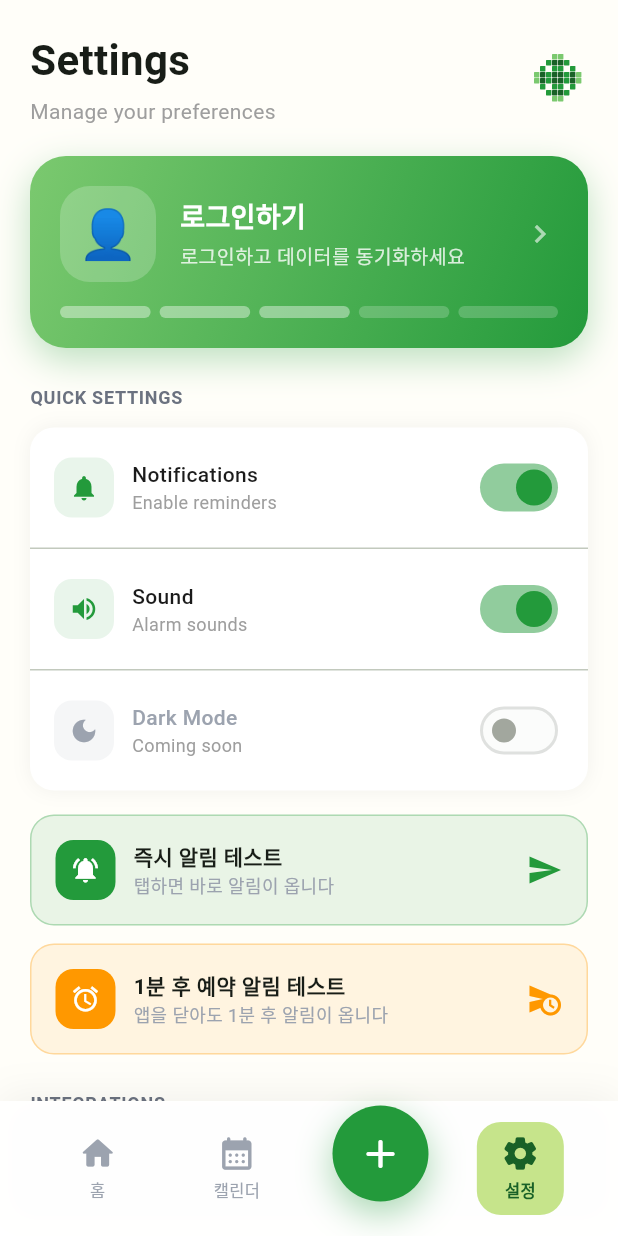
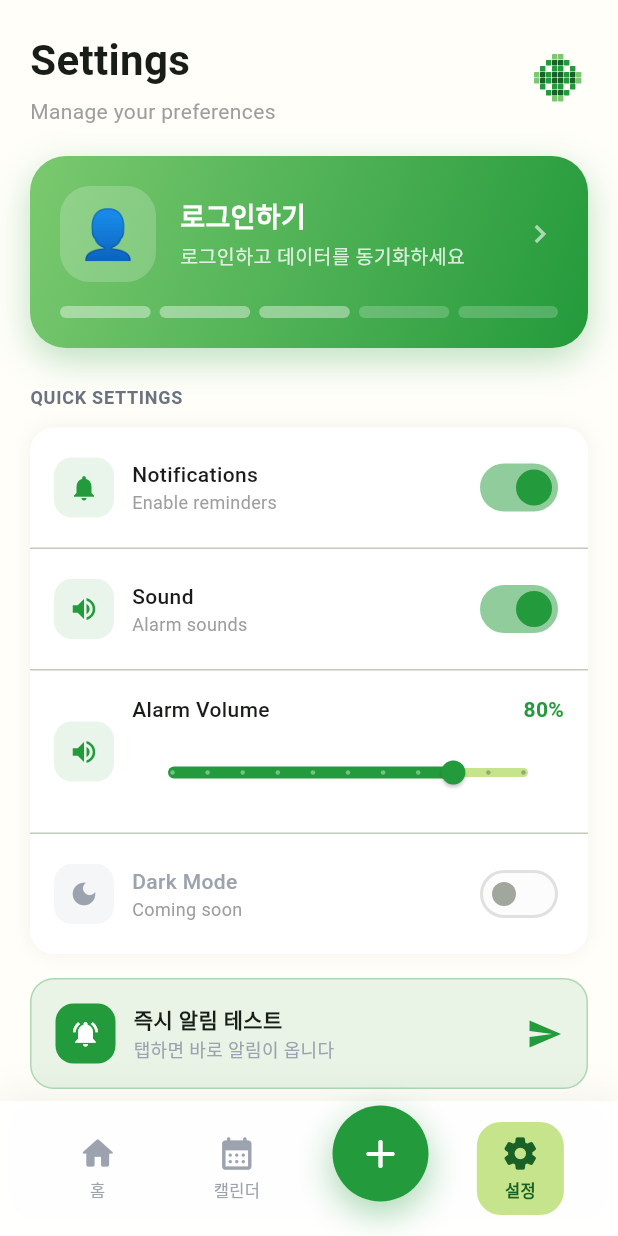
Before and after one commit to KOO-YS/commitime, a Flutter app: the screen it shows after launch, item 4 of the bottom bar chosen, on a phone screen of 412 x 824 dp. Run offline on Flutter 3.47's test engine with Material 3 defaults, Android fonts, the phone set to English and light mode, and no system bars; our stand-ins replace flutter_local_notifications, shared_preferences, sqflite, timezone; missing offline and left inert: alarm; accounts and stored records are empty; statements that could not run were skipped.

Commit message:
[feat] 알람 형식 변경 -> 풀스크린 알람

```diff
--- a/lib/main.dart
+++ b/lib/main.dart
@@ -1,10 +1,13 @@
 import 'package:flutter/material.dart';
 import 'package:provider/provider.dart';
+import 'package:alarm/alarm.dart';
 import 'providers/goal_provider.dart';
+import 'models/goal.dart';
 import 'services/local_storage_service.dart';
 import 'services/notification_service.dart';
 import 'screens/splash_screen.dart';
 import 'screens/main_screen.dart';
+import 'screens/alarm_screen.dart';
 import 'utils/constants.dart';
 
 void main() async {
@@ -15,6 +18,7 @@ void main() async {
   final notificationService = NotificationService();
 
   await notificationService.initialize();
+  await Alarm.init();
 
   runApp(
     MultiProvider(
@@ -26,17 +30,72 @@ void main() async {
           ),
         ),
       ],
-      child: const CommitimeApp(),
+      child: CommitimeApp(storageService: storageService),
     ),
   );
 }
 
-class CommitimeApp extends StatelessWidget {
-  const CommitimeApp({super.key});
+class CommitimeApp extends StatefulWidget {
+  final LocalStorageService storageService;
+
+  const CommitimeApp({
+    super.key,
+    required this.storageService,
+  });
+
+  @override
+  State<CommitimeApp> createState() => _CommitimeAppState();
+}
+
+class _CommitimeAppState extends State<CommitimeApp> {
+  final GlobalKey<NavigatorState> _navigatorKey = GlobalKey<NavigatorState>();
+
+  @override
+  void initState() {
+    super.initState();
+    _setupAlarmListener();
+  }
+
+  void _setupAlarmListener() {
+    // 알람이 울릴 때 풀스크린 화면으로 이동
+    Alarm.ringing.listen((alarmSet) {
+      final alarms = alarmSet.alarms;
+      if (alarms.isNotEmpty) {
+        _showAlarmScreen(alarms.first);
+      }
+    });
+  }
+
+  Future<void> _showAlarmScreen(AlarmSettings alarmSettings) async {
+    // 알람 ID로 목표 찾기
+    final goals = await widget.storageService.getGoals();
+    Goal? matchedGoal;
+
+    for (final goal in goals) {
+      for (int day = 1; day <= 7; day++) {
+        final expectedId = (goal.id.hashCode.abs() % 100000) * 10 + day;
+        if (expectedId == alarmSettings.id) {
+          matchedGoal = goal;
+          break;
+        }
+      }
+      if (matchedGoal != null) break;
+    }
+
+    _navigatorKey.currentState?.push(
+      MaterialPageRoute(
+        builder: (context) => AlarmScreen(
+          alarmSettings: alarmSettings,
+          goal: matchedGoal,
+        ),
+      ),
+    );
+  }
 
   @override
   Widget build(BuildContext context) {
     return MaterialApp(
+      navigatorKey: _navigatorKey,
       title: 'Commitime',
       debugShowCheckedModeBanner: false,
       theme: AppTheme.lightTheme,
--- a/lib/screens/home_screen.dart
+++ b/lib/screens/home_screen.dart
@@ -79,13 +79,13 @@ class _HomeScreenState extends State<HomeScreen> {
                       child: Row(
                         mainAxisAlignment: MainAxisAlignment.spaceBetween,
                         children: [
-                          Text(
+                          const Text(
                             "TODAY'S TASKS",
                             style: AppTextStyles.label,
                           ),
                           Text(
                             '${goalProvider.completedCount}/${goalProvider.totalCount} 완료',
-                            style: TextStyle(
+                            style: const TextStyle(
                               fontSize: 12,
                               color: AppColors.primary,
                               fontWeight: FontWeight.w600,
--- a/lib/screens/settings_screen.dart
+++ b/lib/screens/settings_screen.dart
@@ -1,6 +1,7 @@
 import 'package:flutter/material.dart';
 import '../widgets/clover_logo.dart';
 import '../services/notification_service.dart';
+import '../services/settings_service.dart';
 import '../utils/constants.dart';
 
 /// 설정 화면
@@ -14,8 +15,25 @@ class SettingsScreen extends StatefulWidget {
 class _SettingsScreenState extends State<SettingsScreen> {
   bool _notificationsEnabled = true;
   bool _soundEnabled = true;
+  double _alarmVolume = 0.8;
   bool _isLoggedIn = false;
   String? _githubUsername;
+  SettingsService? _settingsService;
+
+  @override
+  void initState() {
+    super.initState();
+    _loadSettings();
+  }
+
+  Future<void> _loadSettings() async {
+    _settingsService = await SettingsService.getInstance();
+    setState(() {
+      _notificationsEnabled = _settingsService!.notificationsEnabled;
+      _soundEnabled = _settingsService!.soundEnabled;
+      _alarmVolume = _settingsService!.alarmVolume;
+    });
+  }
 
   @override
   Widget build(BuildContext context) {
@@ -167,7 +185,7 @@ class _SettingsScreenState extends State<SettingsScreen> {
     return Column(
       crossAxisAlignment: CrossAxisAlignment.start,
       children: [
-        Text('QUICK SETTINGS', style: AppTextStyles.label),
+        const Text('QUICK SETTINGS', style: AppTextStyles.label),
         const SizedBox(height: 12),
         Container(
           decoration: BoxDecoration(
@@ -208,8 +226,15 @@ class _SettingsScreenState extends State<SettingsScreen> {
                 title: 'Sound',
                 subtitle: 'Alarm sounds',
                 value: _soundEnabled,
-                onChanged: (value) => setState(() => _soundEnabled = value),
+                onChanged: (value) async {
+                  setState(() => _soundEnabled = value);
+                  await _settingsService?.setSoundEnabled(value);
+                },
               ),
+              if (_soundEnabled) ...[
+                const Divider(height: 1),
+                _buildVolumeSlider(),
+              ],
               const Divider(height: 1),
               _buildSettingToggle(
                 icon: Icons.dark_mode,
@@ -351,6 +376,83 @@ class _SettingsScreenState extends State<SettingsScreen> {
     }
   }
 
+  Widget _buildVolumeSlider() {
+    return Padding(
+      padding: const EdgeInsets.all(16),
+      child: Row(
+        children: [
+          Container(
+            width: 40,
+            height: 40,
+            decoration: BoxDecoration(
+              color: AppColors.primary.withOpacity(0.1),
+              borderRadius: BorderRadius.circular(12),
+            ),
+            child: Icon(
+              _alarmVolume == 0
+                  ? Icons.volume_off
+                  : _alarmVolume < 0.5
+                      ? Icons.volume_down
+                      : Icons.volume_up,
+              color: AppColors.primary,
+              size: 20,
+            ),
+          ),
+          const SizedBox(width: 12),
+          Expanded(
+            child: Column(
+              crossAxisAlignment: CrossAxisAlignment.start,
+              children: [
+                Row(
+                  mainAxisAlignment: MainAxisAlignment.spaceBetween,
+                  children: [
+                    const Text(
+                      'Alarm Volume',
+                      style: TextStyle(fontWeight: FontWeight.w500),
+                    ),
+                    Text(
+                      '${(_alarmVolume * 100).toInt()}%',
+                      style: TextStyle(
+                        fontSize: 14,
+                        fontWeight: FontWeight.w600,
+                        color: AppColors.primary,
+                      ),
+                    ),
+                  ],
+                ),
+                const SizedBox(height: 8),
+                SliderTheme(
+                  data: SliderTheme.of(context).copyWith(
+                    activeTrackColor: AppColors.primary,
+                    inactiveTrackColor: AppColors.level1,
+                    thumbColor: AppColors.primary,
+                    overlayColor: AppColors.primary.withOpacity(0.2),
+                    trackHeight: 6,
+                    thumbShape: const RoundSliderThumbShape(
+                      enabledThumbRadius: 8,
+                    ),
+                  ),
+                  child: Slider(
+                    value: _alarmVolume,
+                    min: 0.0,
+                    max: 1.0,
+                    divisions: 10,
+                    onChanged: (value) {
+                      setState(() => _alarmVolume = value);
+                    },
+                    onChangeEnd: (value) async {
+                      await _settingsService?.setAlarmVolume(value);
+                    },
+                  ),
+                ),
+              ],
+            ),
+          ),
+        ],
+      ),
+    );
+  }
+
   Widget _buildSettingToggle({
     required IconData icon,
     required Color iconColor,
@@ -398,7 +500,7 @@ class _SettingsScreenState extends State<SettingsScreen> {
           Switch(
             value: value,
             onChanged: disabled ? null : onChanged,
-            activeColor: AppColors.primary,
+            activeThumbColor: AppColors.primary,
           ),
         ],
       ),
@@ -409,7 +511,7 @@ class _SettingsScreenState extends State<SettingsScreen> {
     return Column(
       crossAxisAlignment: CrossAxisAlignment.start,
       children: [
-        Text('INTEGRATIONS', style: AppTextStyles.label),
+        const Text('INTEGRATIONS', style: AppTextStyles.label),
         const SizedBox(height: 12),
         _buildIntegrationItem(
           icon: Icons.code,
@@ -511,7 +613,7 @@ class _SettingsScreenState extends State<SettingsScreen> {
     return Column(
       crossAxisAlignment: CrossAxisAlignment.start,
       children: [
-        Text('OTHER', style: AppTextStyles.label),
+        const Text('OTHER', style: AppTextStyles.label),
         const SizedBox(height: 12),
         Container(
           decoration: BoxDecoration(
--- /dev/null
+++ b/lib/services/settings_service.dart
@@ -0,0 +1,43 @@
+import 'package:shared_preferences/shared_preferences.dart';
+
+/// 앱 설정 저장 서비스
+class SettingsService {
+  static const String _keyAlarmVolume = 'alarm_volume';
+  static const String _keyNotificationsEnabled = 'notifications_enabled';
+  static const String _keySoundEnabled = 'sound_enabled';
+
+  static SettingsService? _instance;
+  static SharedPreferences? _prefs;
+
+  SettingsService._();
+
+  static Future<SettingsService> getInstance() async {
+    if (_instance == null) {
+      _instance = SettingsService._();
+      _prefs = await SharedPreferences.getInstance();
+    }
+    return _instance!;
+  }
+
+  /// 알람 볼륨 (0.0 ~ 1.0)
+  double get alarmVolume => _prefs?.getDouble(_keyAlarmVolume) ?? 0.8;
+
+  Future<void> setAlarmVolume(double volume) async {
+    await _prefs?.setDouble(_keyAlarmVolume, volume.clamp(0.0, 1.0));
+  }
+
+  /// 알림 활성화 여부
+  bool get notificationsEnabled =>
+      _prefs?.getBool(_keyNotificationsEnabled) ?? true;
+
+  Future<void> setNotificationsEnabled(bool enabled) async {
+    await _prefs?.setBool(_keyNotificationsEnabled, enabled);
+  }
+
+  /// 사운드 활성화 여부
+  bool get soundEnabled => _prefs?.getBool(_keySoundEnabled) ?? true;
+
+  Future<void> setSoundEnabled(bool enabled) async {
+    await _prefs?.setBool(_keySoundEnabled, enabled);
+  }
+}
--- a/pubspec.yaml
+++ b/pubspec.yaml
@@ -21,6 +21,9 @@ dependencies:
   # Local Notifications
   flutter_local_notifications: ^19.0.0
   timezone: ^0.10.0
+
+  # Fullscreen Alarm
+  alarm: ^5.1.5
 
   # HTTP & API
   http: ^1.1.2
@@ -47,6 +50,7 @@ flutter:
 
   assets:
     - assets/images/
+    - assets/sounds/
 
   # fonts:
   #   - family: Pretendard
```
Also changed, not shown: lib/providers/goal_provider.dart (+11 -8 lines), lib/screens/alarm_screen.dart (added, +274 -0 lines), lib/screens/goal_creation_screen.dart (+15 -15 lines), lib/services/notification_service.dart (+83 -2 lines), pubspec.lock, 2 other files.
